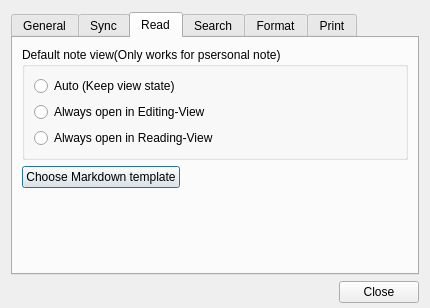
Old version of the form src/ui/wizpreferencedialog.ui in the repository WizTeam/WizQTClient.
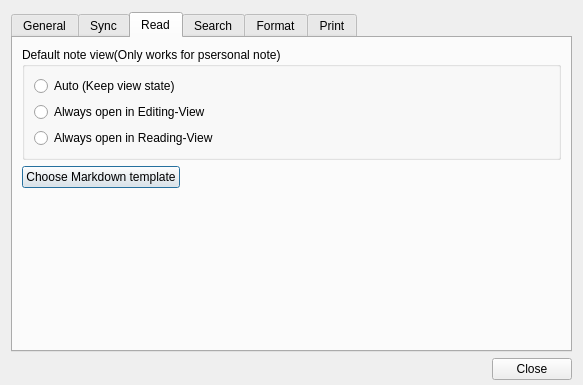
New version of the form. The open tabs and pages were chosen to show the change.

Commit message: dialog control size

Patch:
```diff
--- a/src/ui/wizpreferencedialog.ui
+++ b/src/ui/wizpreferencedialog.ui
@@ -6,8 +6,8 @@
    <rect>
     <x>0</x>
     <y>0</y>
-    <width>430</width>
-    <height>308</height>
+    <width>583</width>
+    <height>385</height>
    </rect>
   </property>
   <property name="sizePolicy">
@@ -365,6 +365,8 @@
          </property>
          <layout class="QVBoxLayout" name="verticalLayout_8">
           <item>
+           <layout class="QVBoxLayout" name="verticalLayout_13">
+            <item>
            <widget class="QRadioButton" name="radioAuto">
             <property name="text">
              <string>Auto (Keep view state)</string>
@@ -384,6 +386,8 @@
              <string>Always open in Reading-View</string>
             </property>
            </widget>
+            </item>
+           </layout>
           </item>
          </layout>
         </widget>
```
Left out of the diff: 2 changed lines with no effect on the pictures. Lines whose indentation alone changed are shown as unchanged. The commit also changes 1 other file.
